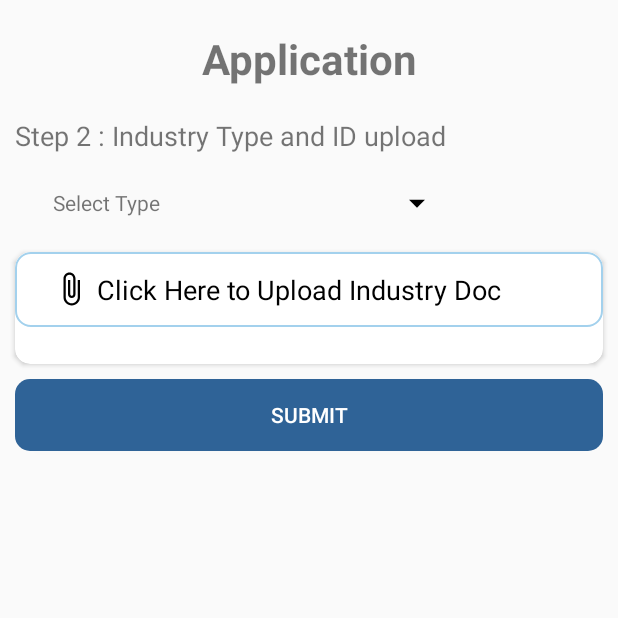
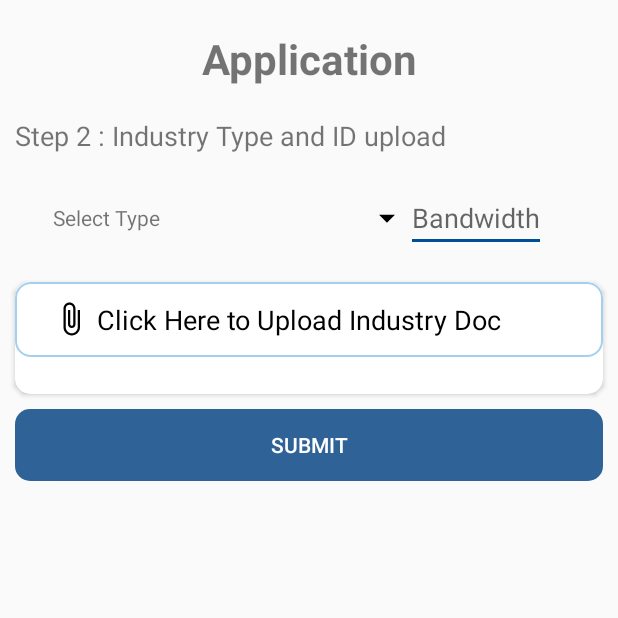
Before and after one commit to Jinay98/ECOllezione-Waste-Management, an Android app: the ApplyAsIndustry screen opened directly, with no data from a screen before it, on a phone screen of 412 x 824 dp, the top half of it. Run offline under Robolectric (Android 15) with nearby library versions, the phone set to English and light mode, and no system bars; our stand-ins replace Firebase (no records; nobody signed in at launch, a user with empty details on screens opened directly); 3 statements that could not run were skipped.

Commit message:
trichy first commit

```diff
--- a/app/src/main/java/com/example/android/wastemanagement/ApplyAsIndustry.java
+++ b/app/src/main/java/com/example/android/wastemanagement/ApplyAsIndustry.java
@@ -44,7 +44,7 @@ import java.util.HashMap;
 
 public class ApplyAsIndustry extends AppCompatActivity {
 
-    EditText name,email,mobile_no,address, reg_no, city, cardinal;
+    EditText name,email,mobile_no,address, reg_no, city, cardinal, bandwidth;
     Button submit, submitstep1;
     LinearLayout clicksubmit,step1,step2, filterLayout;
     TextView afterText, filterName;
@@ -58,7 +58,7 @@ public class ApplyAsIndustry extends AppCompatActivity {
     User user;
     String radioSelected, userImageUrl;
     String Nname, Nemail, Naddress, Ncity, Ncardinal, Nregno;
-    Long Nmobile;
+    Long Nmobile, Nbandwidth;
 
     @Override
     protected void onCreate(Bundle savedInstanceState) {
@@ -79,6 +79,8 @@ public class ApplyAsIndustry extends AppCompatActivity {
         step2 = findViewById(R.id.step2);
         filterLayout = findViewById(R.id.filterLayout);
         filterName = findViewById(R.id.filterName);
+        bandwidth = findViewById(R.id.industryBandwidth);
+
 
         dialog = new ProgressDialog(ApplyAsIndustry.this);
         dialog.setMessage("Updating please wait...");
@@ -190,9 +192,11 @@ public class ApplyAsIndustry extends AppCompatActivity {
                     Toast.makeText(ApplyAsIndustry.this, "Upload official NGO document", Toast.LENGTH_SHORT).show();
                 }else if(filterName.getText().toString().equals("Select Type")){
                     Toast.makeText(ApplyAsIndustry.this, "Select type first", Toast.LENGTH_SHORT).show();
+                }else if(TextUtils.isEmpty(bandwidth.getText().toString().trim())){
+                    Toast.makeText(ApplyAsIndustry.this, "Enter Bandwidth", Toast.LENGTH_SHORT).show();
                 }else{
                     Industry industry = new Industry(Nname, Nemail, Nmobile, userImageUrl, Naddress, Ncity, Ncardinal, 1,
-                            filterName.getText().toString(),
+                            new HashMap<String, Long>(){{put(filterName.getText().toString(),Long.valueOf(bandwidth.getText().toString())); }} ,
                             new Volunteer(null,null,0,null,
                                     null,0,0,null,null),
                             new HashMap<String, Boolean>(), Nregno, String.valueOf(path));
--- a/app/src/main/java/com/example/android/wastemanagement/Generate.java
+++ b/app/src/main/java/com/example/android/wastemanagement/Generate.java
@@ -49,7 +49,7 @@ public class Generate extends AppCompatActivity {
         Bundle bd = getIntent().getExtras();
 
         if(bd!=null){
-            string=bd.getString("Email");
+            string=bd.getString("authid");
             try {
                 bitmap = TextToImageEncode(string);
                 iv.setImageBitmap(bitmap);
--- a/app/src/main/java/com/example/android/wastemanagement/Register.java
+++ b/app/src/main/java/com/example/android/wastemanagement/Register.java
@@ -144,7 +144,7 @@ public class Register extends AppCompatActivity {
                                         db.setValue(user);
                                     }else if(userType.equals("industry")) {
                                         Industry user = new Industry(username, email, 0, "no", "no", "no", "no",
-                                                0, "no", new Volunteer(null, null, 0, null,
+                                                0, new HashMap<String, Long>(), new Volunteer(null, null, 0, null,
                                                 null, 0, 0,null, null), new HashMap<String, Boolean>(), "no", "no");
                                         DatabaseReference db = FirebaseDatabase.getInstance().getReference().child("industry").child(auth.getUid());
                                         db.setValue(user);
--- a/app/src/main/res/layout/activity_apply_as_industry.xml
+++ b/app/src/main/res/layout/activity_apply_as_industry.xml
@@ -135,7 +135,7 @@
             android:layout_gravity="center_vertical">
             <TextView
                 android:id="@+id/filterName"
-                android:layout_width="200dp"
+                android:layout_width="180dp"
                 android:layout_height="wrap_content"
                 android:text="Select Type"
                 android:gravity="center_vertical"
@@ -146,6 +146,11 @@
                 android:layout_height="25dp"
                 android:layout_marginLeft="30dp"
                 app:srcCompat="@drawable/ic_arrow_drop_down_black_24dp"/>
+            <EditText
+                android:id="@+id/industryBandwidth"
+                android:layout_width="wrap_content"
+                android:layout_height="wrap_content"
+                android:hint="Bandwidth"/>
         </LinearLayout>
 
         <android.support.v7.widget.CardView
--- a/app/src/main/res/layout/activity_scan.xml
+++ b/app/src/main/res/layout/activity_scan.xml
@@ -7,15 +7,18 @@
     tools:context=".Scan">
 
     <Button
+        android:layout_marginTop="100dp"
         android:layout_width="wrap_content"
         android:layout_height="wrap_content"
         android:id="@+id/btn"
+        android:layout_gravity="center"
         android:text="Scan Barcode or QR code" />
     <TextView
         android:layout_width="match_parent"
         android:layout_height="wrap_content"
         android:id="@+id/tvresult"
         android:textColor="#000"
+        android:gravity="center_horizontal"
         android:layout_marginTop="10dp"
         android:textAppearance="?android:attr/textAppearanceMedium"
         android:text="Result will be here"/>
```
Also changed, not shown: app/src/main/java/com/example/android/wastemanagement/AccountSetting.java (+4 -4 lines), app/src/main/java/com/example/android/wastemanagement/Home.java (+70 -20 lines), app/src/main/java/com/example/android/wastemanagement/Models/Industry.java (+4 -4 lines).
